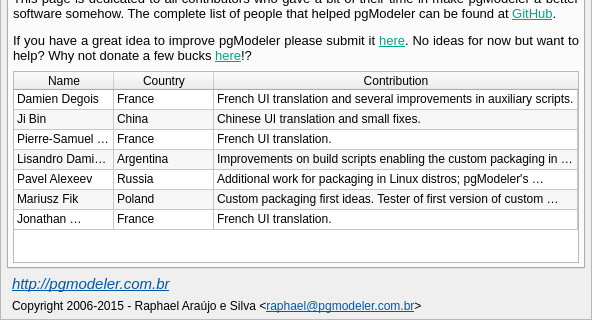
Qt form libpgmodeler_ui/ui/aboutwidget.ui (pgmodeler/pgmodeler) before a commit; both pictures show x 0 to 592 and y 231 to 551 of the 592 by 551 pixel window.
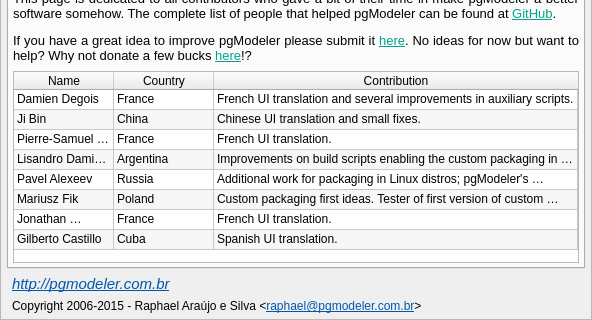
The same form after that commit. The open tabs and pages were chosen to show the change. Icons and pictures are not drawn.

Commit message: Added the Spanish (es_ES) UI translation.

Patch:
```diff
--- a/libpgmodeler_ui/ui/aboutwidget.ui
+++ b/libpgmodeler_ui/ui/aboutwidget.ui
@@ -740,6 +740,11 @@
               <string>7</string>
              </property>
             </row>
+            <row>
+             <property name="text">
+              <string>8</string>
+             </property>
+            </row>
             <column>
              <property name="text">
               <string>Name</string>
@@ -860,6 +865,25 @@
               <string>French UI translation.</string>
              </property>
             </item>
+            <item row="7" column="0">
+             <property name="text">
+              <string>Gilberto Castillo</string>
+             </property>
+            </item>
+            <item row="7" column="1">
+             <property name="text">
+              <string>Cuba</string>
+             </property>
+             <property name="icon">
+              <iconset resource="../res/resources.qrc">
+               <normaloff>:/icones/icones/flag_cuba.png</normaloff>:/icones/icones/flag_cuba.png</iconset>
+             </property>
+            </item>
+            <item row="7" column="2">
+             <property name="text">
+              <string>Spanish UI translation.</string>
+             </property>
+            </item>
            </widget>
           </item>
          </layout>
```
Left out of the diff: 35 changed lines with no effect on the pictures. The commit also changes 6 other files.
